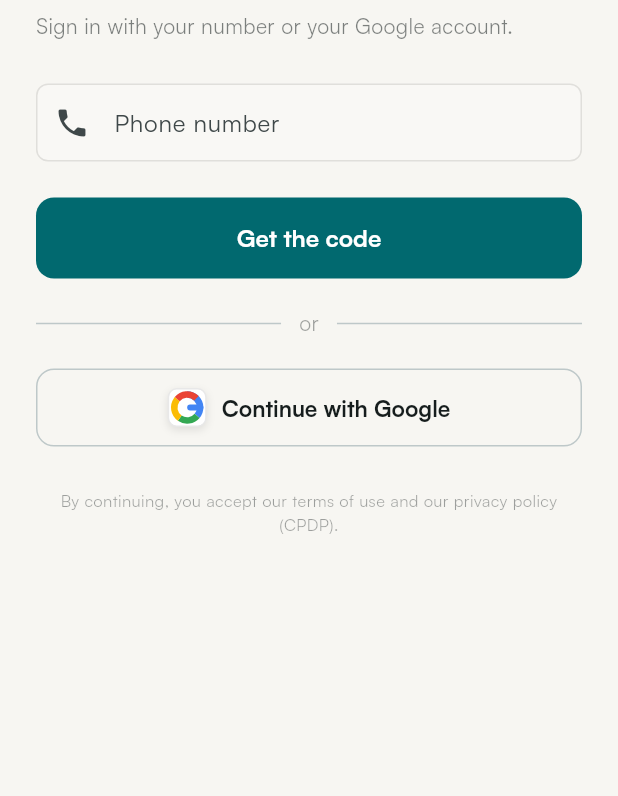
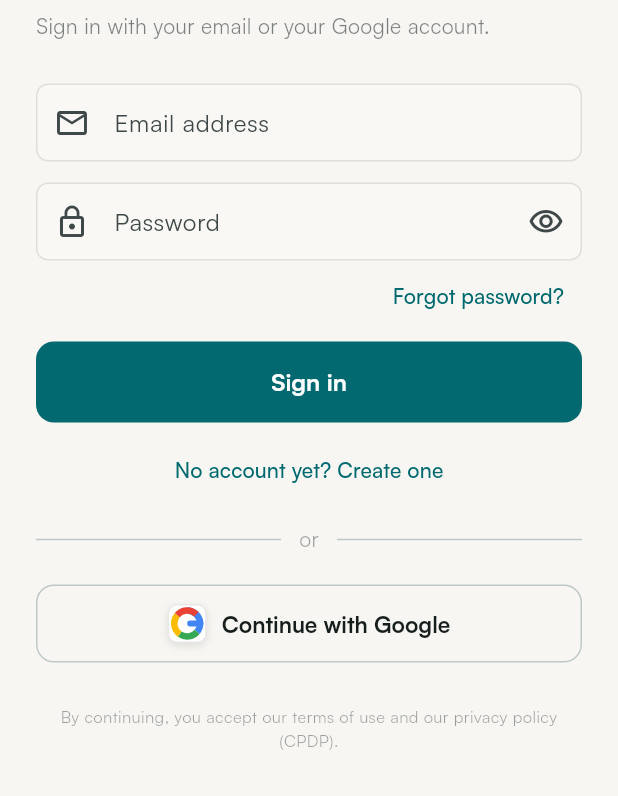
Before and after one commit to ItxMveng/ReTurn, a Flutter app: the PhoneInputScreen screen opened by its route, on a phone screen of 412 x 824 dp, the part 440-1236 px from its top. Run offline on Flutter 3.47's test engine with Material 3 defaults, Android fonts, the phone set to English and light mode, and no system bars; our stand-ins replace cached_network_image, connectivity_plus, dio, firebase_auth, firebase_core, firebase_messaging and 12 more; missing offline and left inert: google_mlkit_text_recognition; accounts and stored records are empty; generated files the repository leaves out were written again.

Commit message:
feat(auth): suppression de l'OTP SMS ; connexion Google + email/mot de passe (Firebase)
Motivation: les SMS Firebase Phone Auth faisaient exploser le budget GCP.
- Retrait total du parcours OTP téléphone (route /auth/otp + otp_verify_screen supprimés)
- Nouvelle connexion email + mot de passe via Firebase (gratuit) : sign in, création de compte, mot de passe oublié — réutilise /auth/verify-firebase-token (déjà compatible email)
- Google conservé ; écran de connexion réécrit (email/mdp + bascule + Google), bilingue FR/EN
- Aucun changement backend requis
- bump 1.4.0+7

Co-Authored-By: Claude Opus 4.8 <noreply@anthropic.com>

```diff
--- a/mobile/lib/core/router/app_router.dart
+++ b/mobile/lib/core/router/app_router.dart
@@ -8,7 +8,6 @@ import '../../features/matches/providers/matches_provider.dart';
 import '../../features/profile/providers/profile_provider.dart';
 import '../../features/splash/splash_page.dart';
 import '../../features/auth/screens/phone_input_screen.dart';
-import '../../features/auth/screens/otp_verify_screen.dart';
 import '../../features/home/home_shell.dart';
 import '../../features/declarations/pages/declarations_list_page.dart';
 import '../../features/declarations/pages/declaration_form_page.dart';
@@ -67,11 +66,6 @@ final routerProvider = Provider<GoRouter>((ref) {
     routes: [
       GoRoute(path: '/splash', builder: (_, __) => const SplashPage()),
       GoRoute(path: '/auth/phone', builder: (_, __) => const PhoneInputScreen()),
-      GoRoute(
-        path: '/auth/otp',
-        builder: (_, state) =>
-            OtpVerifyScreen(phoneNumber: state.extra as String),
-      ),
 
       // ── OCR (hors shell — plein écran) ─────────────────────────
       GoRoute(path: '/ocr/scan', builder: (_, __) => const OcrScanPage()),
--- a/mobile/lib/features/auth/screens/phone_input_screen.dart
+++ b/mobile/lib/features/auth/screens/phone_input_screen.dart
@@ -115,30 +115,77 @@ class PhoneInputScreen extends ConsumerStatefulWidget {
 }
 
 class _PhoneInputScreenState extends ConsumerState<PhoneInputScreen> {
-  final _phoneCtrl = TextEditingController();
+  final _emailCtrl = TextEditingController();
+  final _passwordCtrl = TextEditingController();
   final _formKey = GlobalKey<FormState>();
+  bool _isSignUp = false;
+  bool _obscure = true;
 
   @override
   void dispose() {
-    _phoneCtrl.dispose();
+    _emailCtrl.dispose();
+    _passwordCtrl.dispose();
     super.dispose();
+  }
+
+  void _submitEmail() {
+    if (!_formKey.currentState!.validate()) return;
+    final notifier = ref.read(authNotifierProvider.notifier);
+    final email = _emailCtrl.text.trim();
+    final pass = _passwordCtrl.text;
+    if (_isSignUp) {
+      notifier.signUpWithEmail(email, pass);
+    } else {
+      notifier.signInWithEmail(email, pass);
+    }
+  }
+
+  Future<void> _forgotPassword() async {
+    final l = AppLocalizations.of(context);
+    final ctrl = TextEditingController(text: _emailCtrl.text.trim());
+    final send = await showDialog<bool>(
+      context: context,
+      builder: (ctx) => AlertDialog(
+        title: Text(l.loginResetTitle),
+        content: Column(mainAxisSize: MainAxisSize.min, children: [
+          Text(l.loginResetBody),
+          const SizedBox(height: 12),
+          TextField(
+            controller: ctrl,
+            keyboardType: TextInputType.emailAddress,
+            decoration: InputDecoration(
+              labelText: l.loginEmailLabel,
+              border: const OutlineInputBorder(),
+            ),
+          ),
+        ]),
+        actions: [
+          TextButton(
+              onPressed: () => Navigator.pop(ctx, false),
+              child: Text(l.cancel)),
+          FilledButton(
+              onPressed: () => Navigator.pop(ctx, true),
+              child: Text(l.loginResetSend)),
+        ],
+      ),
+    );
+    if (send != true || !mounted) return;
+    final error =
+        await ref.read(authNotifierProvider.notifier).sendPasswordReset(ctrl.text);
+    if (!mounted) return;
+    ScaffoldMessenger.of(context).showSnackBar(SnackBar(
+      content: Text(error ?? l.loginResetSent),
+      backgroundColor: error != null
+          ? Theme.of(context).colorScheme.error
+          : Colors.green.shade700,
+    ));
   }
 
   @override
   Widget build(BuildContext context) {
-    final otpState = ref.watch(otpNotifierProvider);
     final authState = ref.watch(authNotifierProvider);
-    final isOtpLoading = otpState.maybeWhen(sending: () => true, orElse: () => false);
-    final isGoogleLoading = authState.maybeWhen(loading: () => true, orElse: () => false);
-    final isLoading = isOtpLoading || isGoogleLoading;
-
-    ref.listen<OtpState>(otpNotifierProvider, (_, next) {
-      next.whenOrNull(
-        sent: (phone) => context.go('/auth/otp', extra: phone),
-        error: (msg) => ScaffoldMessenger.of(context)
-            .showSnackBar(SnackBar(content: Text(msg))),
-      );
-    });
+    final isLoading =
+        authState.maybeWhen(loading: () => true, orElse: () => false);
 
     ref.listen<AuthState>(authNotifierProvider, (_, next) {
       next.whenOrNull(
@@ -225,50 +272,79 @@ class _PhoneInputScreenState extends ConsumerState<PhoneInputScreen> {
                 ),
                 const SizedBox(height: 28),
                 TextFormField(
-                  controller: _phoneCtrl,
-                  keyboardType: TextInputType.phone,
+                  controller: _emailCtrl,
+                  keyboardType: TextInputType.emailAddress,
+                  autofillHints: const [AutofillHints.email],
                   decoration: InputDecoration(
-                    labelText: l.profPhoneLabel,
-                    hintText: l.loginPhoneHint,
+                    labelText: l.loginEmailLabel,
                     border: OutlineInputBorder(
                         borderRadius: BorderRadius.circular(12)),
-                    prefixIcon: const Icon(Icons.phone),
+                    prefixIcon: const Icon(Icons.email_outlined),
                   ),
                   validator: (v) {
-                    if (v == null || v.trim().isEmpty) {
-                      return l.loginPhoneRequired;
-                    }
-                    if (!RegExp(r'^\+?[0-9]{9,15}$').hasMatch(v.trim())) {
-                      return l.loginPhoneInvalid;
+                    final s = v?.trim() ?? '';
+                    if (s.isEmpty) return l.loginEmailRequired;
+                    if (!RegExp(r'^[^@\s]+@[^@\s]+\.[^@\s]+$').hasMatch(s)) {
+                      return l.loginEmailInvalid;
                     }
                     return null;
                   },
                 ),
-                const SizedBox(height: 24),
+                const SizedBox(height: 14),
+                TextFormField(
+                  controller: _passwordCtrl,
+                  obscureText: _obscure,
+                  decoration: InputDecoration(
+                    labelText: l.loginPasswordLabel,
+                    border: OutlineInputBorder(
+                        borderRadius: BorderRadius.circular(12)),
+                    prefixIcon: const Icon(Icons.lock_outline),
+                    suffixIcon: IconButton(
+                      icon: Icon(_obscure
+                          ? Icons.visibility_outlined
+                          : Icons.visibility_off_outlined),
+                      onPressed: () => setState(() => _obscure = !_obscure),
+                    ),
+                  ),
+                  onFieldSubmitted: (_) => isLoading ? null : _submitEmail(),
+                  validator: (v) {
+                    if ((v ?? '').isEmpty) return l.loginPasswordRequired;
+                    if (_isSignUp && v!.length < 6) return l.loginPasswordShort;
+                    return null;
+                  },
+                ),
+                if (!_isSignUp)
+                  Align(
+                    alignment: Alignment.centerRight,
+                    child: TextButton(
+                      onPressed: isLoading ? null : _forgotPassword,
+                      child: Text(l.loginForgot),
+                    ),
+                  ),
+                SizedBox(height: _isSignUp ? 20 : 6),
                 ElevatedButton(
-                  onPressed: isLoading
-                      ? null
-                      : () {
-                          if (_formKey.currentState!.validate()) {
-                            ref
-                                .read(otpNotifierProvider.notifier)
-                                .requestOtp(_phoneCtrl.text.trim());
-                          }
-                        },
+                  onPressed: isLoading ? null : _submitEmail,
                   style: ElevatedButton.styleFrom(
                     padding: const EdgeInsets.symmetric(vertical: 16),
                     shape: RoundedRectangleBorder(
                         borderRadius: BorderRadius.circular(12)),
                   ),
-                  child: isOtpLoading
+                  child: isLoading
                       ? const SizedBox(
                           width: 22,
                           height: 22,
                           child: CircularProgressIndicator(
                               color: Colors.white, strokeWidth: 2.5))
-                      : Text(l.loginGetCode),
+                      : Text(_isSignUp ? l.loginCreateAccount : l.loginSignIn),
                 ),
-                const SizedBox(height: 20),
+                const SizedBox(height: 8),
+                TextButton(
+                  onPressed: isLoading
+                      ? null
+                      : () => setState(() => _isSignUp = !_isSignUp),
+                  child: Text(_isSignUp ? l.loginHaveAccount : l.loginNoAccount),
+                ),
+                const SizedBox(height: 12),
                 Row(children: [
                   const Expanded(child: Divider()),
                   Padding(
--- a/mobile/lib/features/profile/pages/profile_page.dart
+++ b/mobile/lib/features/profile/pages/profile_page.dart
@@ -357,7 +357,7 @@ class _ProfileBody extends ConsumerWidget {
                   leading: Icon(Icons.info_outline,
                       color: AppColors.onSurfaceVariant),
                   title: Text(l.profVersion),
-                  trailing: Text('1.3.2',
+                  trailing: Text('1.4.0',
                       style: TextStyle(color: AppColors.onSurfaceVariant)),
                 ),
               ]),
--- a/mobile/lib/l10n/app_localizations.dart
+++ b/mobile/lib/l10n/app_localizations.dart
@@ -173,13 +173,26 @@ class AppLocalizations {
       // Connexion
       'loginWelcome': 'Bienvenue sur ReTurn',
       'loginSubtitle':
-          'Connectez-vous avec votre numéro ou votre compte Google.',
-      'loginPhoneHint': '+237 6 XX XX XX XX',
-      'loginPhoneRequired': 'Numéro requis',
-      'loginPhoneInvalid': 'Numéro invalide',
-      'loginGetCode': 'Recevoir le code',
+          'Connectez-vous par email ou avec votre compte Google.',
       'loginOr': 'ou',
       'loginGoogle': 'Continuer avec Google',
+      'loginEmailLabel': 'Adresse email',
+      'loginPasswordLabel': 'Mot de passe',
+      'loginSignIn': 'Se connecter',
+      'loginCreateAccount': 'Créer un compte',
+      'loginNoAccount': 'Pas encore de compte ? Créer un compte',
+      'loginHaveAccount': 'Déjà un compte ? Se connecter',
+      'loginForgot': 'Mot de passe oublié ?',
+      'loginEmailRequired': 'Email requis',
+      'loginEmailInvalid': 'Adresse email invalide',
+      'loginPasswordRequired': 'Mot de passe requis',
+      'loginPasswordShort': 'Au moins 6 caractères',
+      'loginResetTitle': 'Réinitialiser le mot de passe',
+      'loginResetBody':
+          'Entrez votre email, nous vous enverrons un lien de réinitialisation.',
+      'loginResetSend': 'Envoyer le lien',
+      'loginResetSent':
+          'Email de réinitialisation envoyé. Vérifiez votre boîte mail.',
       'loginTerms': 'En continuant, vous acceptez nos conditions '
           'd\'utilisation et notre politique de confidentialité (CPDP).',
       // Statut de déclaration
@@ -726,13 +739,26 @@ class AppLocalizations {
       'greetingEvening': 'Good evening',
       // Sign in
       'loginWelcome': 'Welcome to ReTurn',
-      'loginSubtitle': 'Sign in with your number or your Google account.',
-      'loginPhoneHint': '+237 6 XX XX XX XX',
-      'loginPhoneRequired': 'Number required',
-      'loginPhoneInvalid': 'Invalid number',
-      'loginGetCode': 'Get the code',
+      'loginSubtitle': 'Sign in with your email or your Google account.',
       'loginOr': 'or',
       'loginGoogle': 'Continue with Google',
+      'loginEmailLabel': 'Email address',
+      'loginPasswordLabel': 'Password',
+      'loginSignIn': 'Sign in',
+      'loginCreateAccount': 'Create account',
+      'loginNoAccount': "No account yet? Create one",
+      'loginHaveAccount': 'Already have an account? Sign in',
+      'loginForgot': 'Forgot password?',
+      'loginEmailRequired': 'Email required',
+      'loginEmailInvalid': 'Invalid email address',
+      'loginPasswordRequired': 'Password required',
+      'loginPasswordShort': 'At least 6 characters',
+      'loginResetTitle': 'Reset password',
+      'loginResetBody':
+          'Enter your email and we will send you a reset link.',
+      'loginResetSend': 'Send link',
+      'loginResetSent':
+          'Reset email sent. Check your inbox.',
       'loginTerms': 'By continuing, you accept our terms of use and our '
           'privacy policy (CPDP).',
       // Declaration status
@@ -1145,12 +1171,23 @@ class AppLocalizations {
   // Connexion
   String get loginWelcome => _t('loginWelcome');
   String get loginSubtitle => _t('loginSubtitle');
-  String get loginPhoneHint => _t('loginPhoneHint');
-  String get loginPhoneRequired => _t('loginPhoneRequired');
-  String get loginPhoneInvalid => _t('loginPhoneInvalid');
-  String get loginGetCode => _t('loginGetCode');
   String get loginOr => _t('loginOr');
   String get loginGoogle => _t('loginGoogle');
+  String get loginEmailLabel => _t('loginEmailLabel');
+  String get loginPasswordLabel => _t('loginPasswordLabel');
+  String get loginSignIn => _t('loginSignIn');
+  String get loginCreateAccount => _t('loginCreateAccount');
+  String get loginNoAccount => _t('loginNoAccount');
+  String get loginHaveAccount => _t('loginHaveAccount');
+  String get loginForgot => _t('loginForgot');
+  String get loginEmailRequired => _t('loginEmailRequired');
+  String get loginEmailInvalid => _t('loginEmailInvalid');
+  String get loginPasswordRequired => _t('loginPasswordRequired');
+  String get loginPasswordShort => _t('loginPasswordShort');
+  String get loginResetTitle => _t('loginResetTitle');
+  String get loginResetBody => _t('loginResetBody');
+  String get loginResetSend => _t('loginResetSend');
+  String get loginResetSent => _t('loginResetSent');
   String get loginTerms => _t('loginTerms');
   String get declStatusActive => _t('declStatusActive');
   String get declStatusMatched => _t('declStatusMatched');
--- a/mobile/pubspec.yaml
+++ b/mobile/pubspec.yaml
@@ -1,7 +1,7 @@
 name: return_mobile
 description: Application mobile ReTurn — restitution sécurisée de documents perdus au Cameroun.
 publish_to: 'none'
-version: 1.3.2+6
+version: 1.4.0+7
 
 environment:
   sdk: '>=3.3.0 <4.0.0'
```
Also changed, not shown: mobile/lib/features/auth/application/auth_notifier.dart (+82 -0 lines), mobile/lib/features/auth/screens/otp_verify_screen.dart (deleted, +0 -179 lines).
